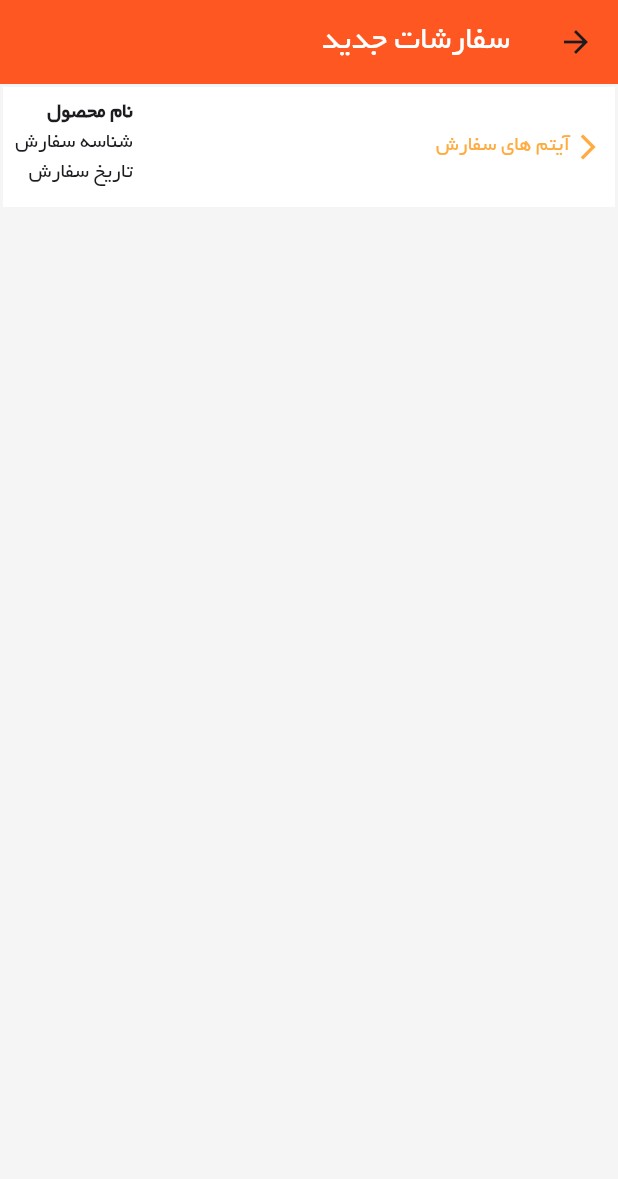
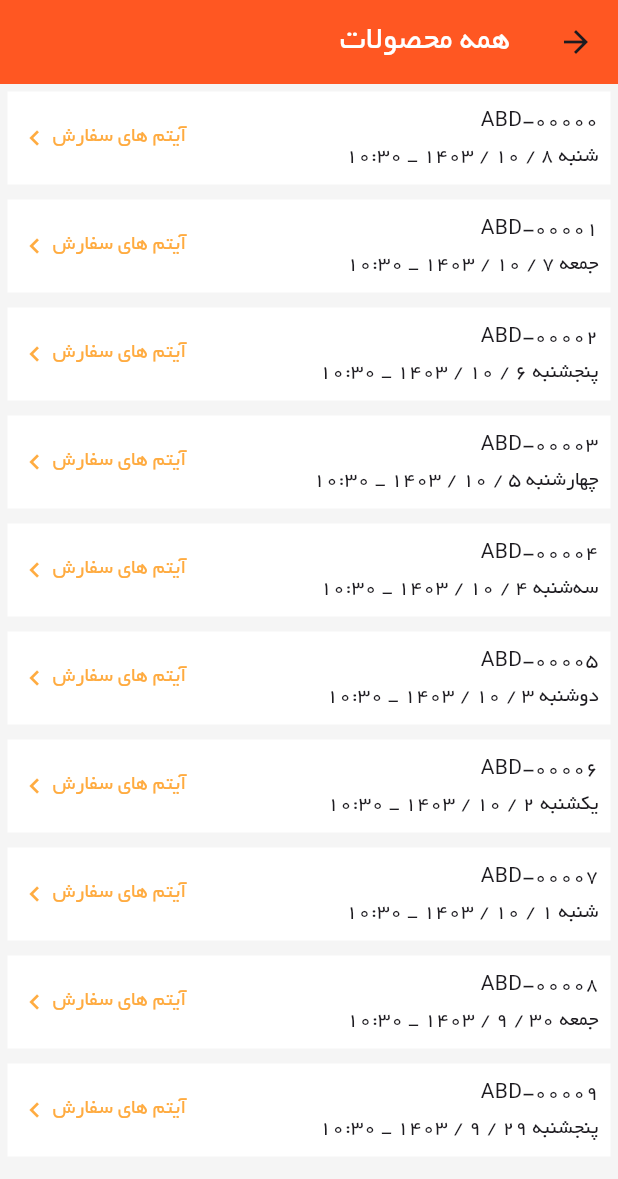
Before and after one commit to Ali3nti/abd_shop, a Flutter app: the NewOrderPage screen opened directly, on a phone screen of 412 x 824 dp. Shown: the top 1179 px of the screen. Run offline on Flutter 3.47's test engine with Material 3 defaults, Android fonts, the phone set to English and light mode, and no system bars; our stand-ins replace connectivity_plus, dotted_border, flutter_image_compress, flutter_map, flutter_spinkit, hive_flutter and 9 more; accounts and stored records are empty.

Commit message:
change_on_new_orders_page

```diff
--- a/lib/screens/add_Product/components/all_product_page.dart
+++ b/lib/screens/add_Product/components/all_product_page.dart
@@ -83,6 +83,7 @@ class _AllProductPageState extends State<AllProductPage> {
                         Text(
                           order.products[0].name,
                           style: const TextStyle(
+                            color: Colors.blue,
                             fontWeight: FontWeight.bold,
                           ),
                         ),
@@ -100,7 +101,7 @@ class _AllProductPageState extends State<AllProductPage> {
                   Container(
                     alignment: Alignment.center,
                     width: 90,
-                    height: 40,
+                    height: 30,
                     decoration: BoxDecoration(
                       borderRadius: BorderRadius.circular(5),
                       color: Colors.green,
@@ -109,6 +110,7 @@ class _AllProductPageState extends State<AllProductPage> {
                       getOrderStatus(order),
                       style: const TextStyle(
                         color: Colors.white,
+                        fontSize: 12,
                         fontWeight: FontWeight.bold,
                       ),
                     ),
--- a/lib/screens/add_Product/components/new_order_page.dart
+++ b/lib/screens/add_Product/components/new_order_page.dart
@@ -1,4 +1,8 @@
+import 'package:abd_shop/models/order_model.dart';
+import 'package:abd_shop/models/product_model.dart';
 import 'package:flutter/material.dart';
+import 'package:intl/intl.dart';
+import 'package:shamsi_date/shamsi_date.dart';
 
 class NewOrderPage extends StatefulWidget {
   const NewOrderPage({super.key});
@@ -8,6 +12,29 @@ class NewOrderPage extends StatefulWidget {
 }
 
 class _AddProductPageState extends State<NewOrderPage> {
+  List<Order> orders = List.generate(10, (index) {
+    Order order = Order();
+    order.id = index + 1;
+    order.userId = 1;
+    order.trackingId = 'ABD-0000$index';
+    order.orderDate = DateTime.now().subtract(Duration(days: index));
+    order.products = List.generate(3, (productIndex) {
+      Product product = Product();
+      product.id = productIndex + 1;
+      return product;
+    });
+    return order;
+  });
+
+  String formatPersianDate(DateTime date) {
+    final gregorianDate = Gregorian(date.year, date.month, date.day);
+    final jalaliDate = Jalali.fromGregorian(gregorianDate);
+    final formattedDate =
+        '${jalaliDate.day} / ${jalaliDate.month} / ${jalaliDate.year}';
+    final formattedDay = DateFormat('EEEE', 'fa_IR').format(date);
+    final formattedTime = DateFormat('HH:mm').format(date);
+    return '$formattedDay $formattedDate _ $formattedTime';
+  }
   @override
   Widget build(BuildContext context) {
     return Scaffold(
@@ -15,59 +42,62 @@ class _AddProductPageState extends State<NewOrderPage> {
       appBar: AppBar(
         backgroundColor: Colors.deepOrange,
         title: const Text(
-          "سفارشات جدید",
+          "همه محصولات",
           style: TextStyle(
             color: Colors.white,
           ),
         ),
       ),
-      body:  Container(
-        margin: const EdgeInsets.all(2),
+      body: ListView.builder(
+        itemCount: orders.length,
+        itemBuilder: (context, index) {
+          Order order = orders[index];
+          return Container(
+            margin: const EdgeInsets.all(5),
             color: Colors.white,
-        height: 80,
             child: Padding(
               padding: const EdgeInsets.all(8),
               child: Row(
                 mainAxisAlignment: MainAxisAlignment.spaceBetween,
                 children: [
+                  Expanded(
+                    child: Column(
+                      crossAxisAlignment: CrossAxisAlignment.start,
+                      children: [
+                        Text(
+                          order.trackingId,
+                        ),
+                        Text(
+                          formatPersianDate(
+                            order.orderDate,
+                          ),
+                        ),
+                      ],
+                    ),
+                  ),
                   InkWell(
                     onTap: () {},
                     child: const Row(
                       children: [
-                   Icon(
-                    Icons.arrow_back_ios_new,
-                     color:Colors.orangeAccent,
-                    size: 20,
-                  ),
-                    SizedBox(width: 2),
                         Text("آیتم های سفارش",
                           style: TextStyle(
                             color:Colors.orangeAccent,
                           ),
                         ),
-                        ],
-                ),
-              ),
-              Column(
-                crossAxisAlignment: CrossAxisAlignment.start,
-                children: [
-                  Text(
-                    "نام محصول",
-                    style: TextStyle(
-                      fontWeight: FontWeight.bold,
-                    ),
-                  ),
-                  Text(
-                    "شناسه سفارش",
-                  ),
-                  Text(
-                    "تاریخ سفارش",
-                  ),
-                ],
+                        SizedBox(width: 2),
+                        Icon(
+                          Icons.navigate_next,
+                          color:Colors.orangeAccent,
+                          size: 20,
                         ),
                       ],
                     ),
                   ),
+                ],
+              ),
+            ),
+          );
+        },
       ),
     );
   }
```
Lines whose indentation alone changed are shown as unchanged.
